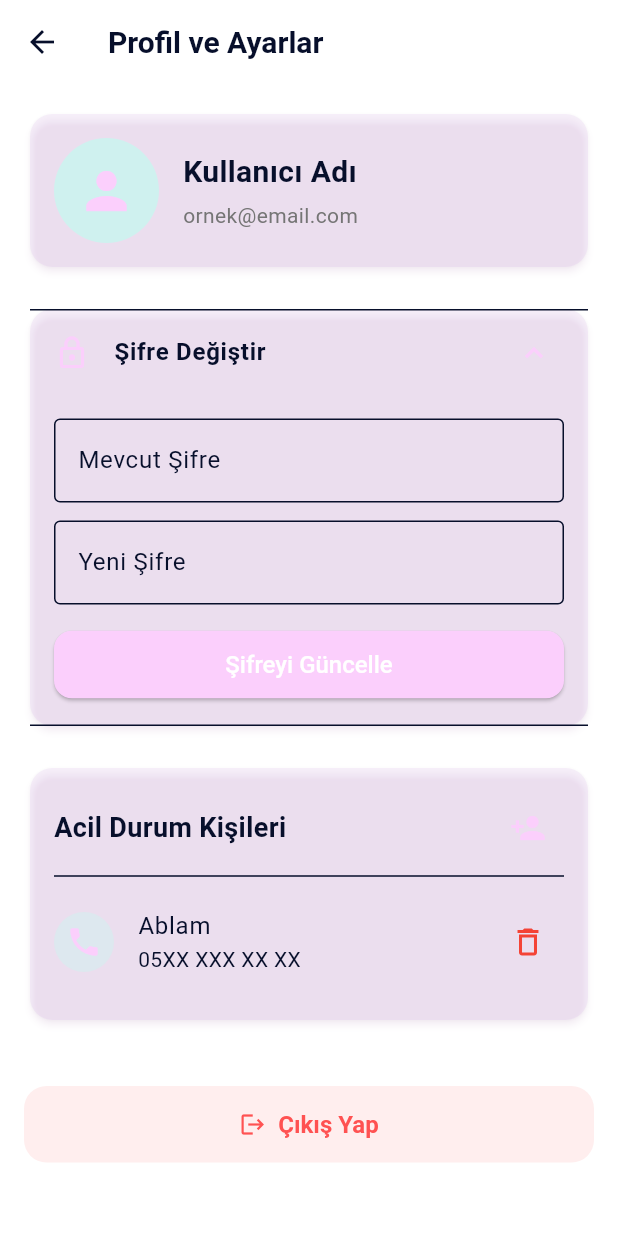
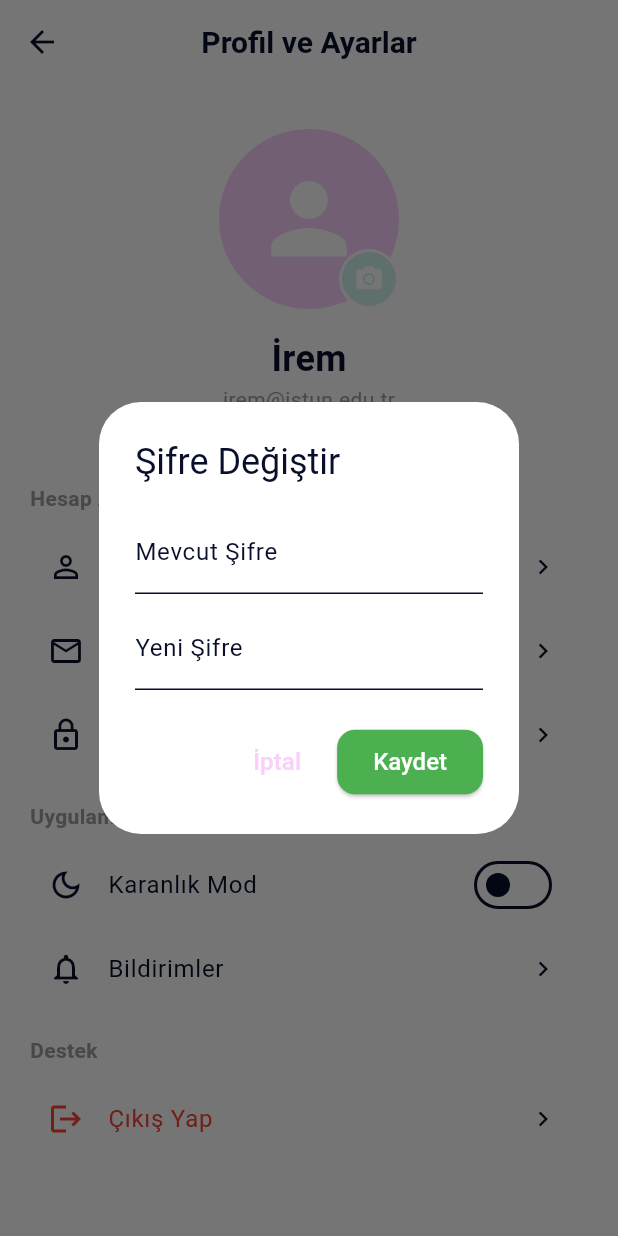
Before and after one commit to elifcerenaslan/empathConnect, a Flutter app: the ProfileView screen opened directly, after a tap on "Şifre Değiştir", on a phone screen of 412 x 824 dp. Run offline on Flutter 3.47's test engine with Material 3 defaults, Android fonts, the phone set to English and light mode, and no system bars; our stand-ins replace geocoding, google_maps_flutter, image_picker, just_audio, shared_preferences; accounts and stored records are empty.

Commit message:
profil ve ayarlar kısmı düzenlendi butonlar aktifleştirildi

```diff
--- a/lib/features/profile/view/profile_view.dart
+++ b/lib/features/profile/view/profile_view.dart
@@ -1,177 +1,301 @@
+import 'dart:io';
 import 'package:flutter/material.dart';
+import 'package:provider/provider.dart';
+import 'package:image_picker/image_picker.dart';
+import '../../../core/providers/theme_provider.dart';
 
-class ProfileView extends StatelessWidget {
+class ProfileView extends StatefulWidget {
   const ProfileView({super.key});
 
   @override
-  Widget build(BuildContext context) {
-    final colorScheme = Theme.of(context).colorScheme;
+  State<ProfileView> createState() => _ProfileViewState();
+}
 
-    return Scaffold(
-      appBar: AppBar(
-        title: const Text('Profil ve Ayarlar'),
-        backgroundColor: colorScheme.surface,
-        elevation: 0,
+class _ProfileViewState extends State<ProfileView> {
+  // --- HAFIZA DEĞİŞKENLERİ ---
+  File? _image;
+  final ImagePicker _picker = ImagePicker();
+
+  String _username = "İrem";
+  String _email = "irem@istun.edu.tr";
+
+  bool _notifyMood = true;
+  bool _notifyBreathing = false; // EKSİKLİK GİDERİLDİ
+  bool _notifyCommunity = true;
+
+  // --- FOTOĞRAF SEÇME ---
+  Future<void> _pickImage(ImageSource source) async {
+    try {
+      final XFile? pickedFile = await _picker.pickImage(source: source);
+      if (pickedFile != null) {
+        setState(() {
+          _image = File(pickedFile.path);
+        });
+        if (mounted) Navigator.pop(context);
+      }
+    } catch (e) {
+      debugPrint("Hata: $e");
+    }
+  }
+
+  void _showPhotoOptions() {
+    showModalBottomSheet(
+      context: context,
+      shape: const RoundedRectangleBorder(borderRadius: BorderRadius.vertical(top: Radius.circular(20))),
+      builder: (context) => SafeArea(
+        child: Wrap(
+          children: [
+            ListTile(
+              leading: const Icon(Icons.camera_alt),
+              title: const Text('Kameradan Çek'),
+              onTap: () => _pickImage(ImageSource.camera),
             ),
-      body: SingleChildScrollView(
-        padding: const EdgeInsets.all(16.0),
-        child: Column(
-          crossAxisAlignment: CrossAxisAlignment.stretch,
-          children: [
-            // 1. KULLANICI BİLGİLERİ KARTI
-            Card(
-              elevation: 2,
-              shape: RoundedRectangleBorder(borderRadius: BorderRadius.circular(15)),
-              child: Padding(
-                padding: const EdgeInsets.all(16.0),
-                child: Row(
-                  children: [
-                    CircleAvatar(
-                      radius: 35,
-                      backgroundColor: colorScheme.secondary, // Nane Yeşili
-                      child: Icon(Icons.person, size: 40, color: colorScheme.primary),
-                    ),
-                    const SizedBox(width: 16),
-                    Expanded(
-                      child: Column(
-                        crossAxisAlignment: CrossAxisAlignment.start,
-                        children: [
-                          const Text(
-                            'Kullanıcı Adı',
-                            style: TextStyle(fontSize: 20, fontWeight: FontWeight.bold),
-                          ),
-                          const SizedBox(height: 4),
-                          Text(
-                            'ornek@email.com',
-                            style: TextStyle(fontSize: 14, color: Colors.grey[600]),
+            ListTile(
+              leading: const Icon(Icons.photo_library),
+              title: const Text('Galeriden Seç'),
+              onTap: () => _pickImage(ImageSource.gallery),
             ),
           ],
         ),
       ),
-                  ],
+    );
+  }
+
+  // --- DİALOG PENCERELERİ ---
+  void _showUsernameChangeDialog() {
+    final TextEditingController controller = TextEditingController(text: _username);
+    showDialog(
+      context: context,
+      builder: (context) => AlertDialog(
+        title: const Text("Kullanıcı Adını Değiştir"),
+        content: TextField(
+          controller: controller,
+          decoration: const InputDecoration(labelText: "Yeni Kullanıcı Adı"),
         ),
-              ),
-            ),
-            const SizedBox(height: 20),
-
-            // 2. ŞİFRE DEĞİŞTİRME ALANI (Genişleyebilir Menü)
-            Card(
-              elevation: 2,
-              shape: RoundedRectangleBorder(borderRadius: BorderRadius.circular(15)),
-              child: ExpansionTile(
-                leading: Icon(Icons.lock_outline, color: colorScheme.primary),
-                title: const Text('Şifre Değiştir', style: TextStyle(fontWeight: FontWeight.bold)),
-                children: [
-                  Padding(
-                    padding: const EdgeInsets.all(16.0),
-                    child: Column(
-                      children: [
-                        TextFormField(
-                          obscureText: true,
-                          decoration: InputDecoration(
-                            labelText: 'Mevcut Şifre',
-                            border: const OutlineInputBorder(),
-                            focusedBorder: OutlineInputBorder(
-                              borderSide: BorderSide(color: colorScheme.primary, width: 2),
-                            ),
-                          ),
-                        ),
-                        const SizedBox(height: 12),
-                        TextFormField(
-                          obscureText: true,
-                          decoration: InputDecoration(
-                            labelText: 'Yeni Şifre',
-                            border: const OutlineInputBorder(),
-                            focusedBorder: OutlineInputBorder(
-                              borderSide: BorderSide(color: colorScheme.primary, width: 2),
-                            ),
-                          ),
-                        ),
-                        const SizedBox(height: 16),
+        actions: [
+          TextButton(onPressed: () => Navigator.pop(context), child: const Text("İptal")),
           ElevatedButton(
-                          style: ElevatedButton.styleFrom(
-                            backgroundColor: colorScheme.primary,
-                            minimumSize: const Size(double.infinity, 45), // Butonu tam genişlik yapar
-                          ),
             onPressed: () {
-                            debugPrint("Şifre güncelleme tıklandı");
+              setState(() { _username = controller.text; });
+              Navigator.pop(context);
+              ScaffoldMessenger.of(context).showSnackBar(const SnackBar(content: Text("Kullanıcı adı güncellendi!")));
             },
-                          child: const Text('Şifreyi Güncelle', style: TextStyle(color: Colors.white)),
+            child: const Text("Kaydet")
           ),
         ],
       ),
-                  )
+    );
+  }
+
+  void _showEmailChangeDialog() {
+    final TextEditingController controller = TextEditingController(text: _email);
+    showDialog(
+      context: context,
+      builder: (context) => AlertDialog(
+        title: const Text("E-Posta Değiştir"),
+        content: TextField(
+          controller: controller,
+          keyboardType: TextInputType.emailAddress,
+          decoration: const InputDecoration(labelText: "Yeni E-Posta Adresi"),
+        ),
+        actions: [
+          TextButton(onPressed: () => Navigator.pop(context), child: const Text("İptal")),
+          ElevatedButton(
+            onPressed: () {
+              setState(() { _email = controller.text; });
+              Navigator.pop(context);
+              ScaffoldMessenger.of(context).showSnackBar(const SnackBar(content: Text("E-Posta güncellendi!")));
+            },
+            child: const Text("Kaydet")
+          ),
         ],
       ),
+    );
+  }
+
+  void _showPasswordChangeDialog() {
+    showDialog(
+      context: context,
+      builder: (context) => AlertDialog(
+        title: const Text("Şifre Değiştir"),
+        content: Column(
+          mainAxisSize: MainAxisSize.min,
+          children: [
+            TextField(obscureText: true, decoration: const InputDecoration(labelText: "Mevcut Şifre")),
+            const SizedBox(height: 8),
+            TextField(obscureText: true, decoration: const InputDecoration(labelText: "Yeni Şifre")),
+          ],
         ),
-            const SizedBox(height: 20),
+        actions: [
+          TextButton(onPressed: () => Navigator.pop(context), child: const Text("İptal")),
+          ElevatedButton(
+            onPressed: () {
+              Navigator.pop(context);
+              ScaffoldMessenger.of(context).showSnackBar(const SnackBar(content: Text("Şifreniz güncellendi!")));
+            },
+            child: const Text("Kaydet")
+          ),
+        ],
+      ),
+    );
+  }
 
-            // 3. ACİL DURUM KİŞİLERİ (SOS KISMI İÇİN)
-            Card(
-              elevation: 2,
-              shape: RoundedRectangleBorder(borderRadius: BorderRadius.circular(15)),
-              child: Padding(
-                padding: const EdgeInsets.all(16.0),
-                child: Column(
-                  crossAxisAlignment: CrossAxisAlignment.start,
+  void _showNotificationsDialog() {
+    showDialog(
+      context: context,
+      builder: (context) {
+        return StatefulBuilder(
+          builder: (context, setStateDialog) {
+            return AlertDialog(
+              title: const Text("Bildirim Tercihleri"),
+              content: Column(
+                mainAxisSize: MainAxisSize.min,
                 children: [
-                    Row(
-                      mainAxisAlignment: MainAxisAlignment.spaceBetween,
-                      children: [
-                        const Text(
-                          'Acil Durum Kişileri',
-                          style: TextStyle(fontSize: 18, fontWeight: FontWeight.bold),
+                  SwitchListTile(
+                    title: const Text("Günlük Duygu Takibi"),
+                    subtitle: const Text("Her akşam nasıl hissettiğini sorarız.", style: TextStyle(fontSize: 12)),
+                    value: _notifyMood,
+                    onChanged: (val) {
+                      setStateDialog(() => _notifyMood = val);
+                      setState(() => _notifyMood = val);
+                    },
                   ),
-                        IconButton(
-                          icon: Icon(Icons.person_add, color: colorScheme.primary),
-                          onPressed: () {
-                            debugPrint("Yeni kişi ekleme penceresi açılacak");
+                  // EKSİKLİK GİDERİLDİ: Nefes egzersizi eklendi
+                  SwitchListTile(
+                    title: const Text("Nefes Egzersizi"),
+                    subtitle: const Text("Stres anlarında hatırlatıcı gönderir.", style: TextStyle(fontSize: 12)),
+                    value: _notifyBreathing,
+                    onChanged: (val) {
+                      setStateDialog(() => _notifyBreathing = val);
+                      setState(() => _notifyBreathing = val);
+                    },
+                  ),
+                  SwitchListTile(
+                    title: const Text("Topluluk Mesajları"),
+                    subtitle: const Text("Yeni destek mesajlarında uyarır.", style: TextStyle(fontSize: 12)),
+                    value: _notifyCommunity,
+                    onChanged: (val) {
+                      setStateDialog(() => _notifyCommunity = val);
+                      setState(() => _notifyCommunity = val);
                     },
                   ),
                 ],
               ),
-                    const Divider(),
-                    // Örnek Kayıtlı Kişi 1
-                    ListTile(
-                      contentPadding: EdgeInsets.zero,
-                      leading: CircleAvatar(
-                        backgroundColor: colorScheme.secondary.withValues(alpha: 0.5),
-                        child: Icon(Icons.phone, color: colorScheme.primary),
+              actions: [
+                TextButton(onPressed: () => Navigator.pop(context), child: const Text("Kapat")),
+              ],
+            );
+          }
+        );
+      },
+    );
+  }
+
+  @override
+  Widget build(BuildContext context) {
+    final themeProvider = context.watch<ThemeProvider>();
+
+    return Scaffold(
+      appBar: AppBar(title: const Text('Profil ve Ayarlar'), centerTitle: true),
+      body: SingleChildScrollView(
+        child: Column(
+          children: [
+            const SizedBox(height: 30),
+
+            // --- PROFİL FOTOĞRAFI ALANI ---
+            Center(
+              child: Column(
+                children: [
+                  Stack(
+                    alignment: Alignment.bottomRight,
+                    children: [
+                      CircleAvatar(
+                        radius: 60,
+                        backgroundColor: Theme.of(context).colorScheme.primary,
+                        backgroundImage: _image != null ? FileImage(_image!) : null,
+                        child: _image == null
+                            ? const Icon(Icons.person, size: 75, color: Colors.white)
+                            : null,
                       ),
-                      title: const Text('Ablam'),
-                      subtitle: const Text('05XX XXX XX XX'),
-                      trailing: IconButton(
-                        icon: const Icon(Icons.delete_outline, color: Colors.red),
-                        onPressed: () {
-                          debugPrint("Kişi silindi");
-                        },
+                      GestureDetector(
+                        onTap: _showPhotoOptions,
+                        child: Container(
+                          padding: const EdgeInsets.all(8),
+                          decoration: BoxDecoration(
+                            color: Theme.of(context).colorScheme.secondary,
+                            shape: BoxShape.circle,
+                            border: Border.all(color: Colors.white, width: 2),
+                          ),
+                          child: const Icon(Icons.camera_alt, size: 20, color: Colors.white),
                         ),
                       ),
                     ],
                   ),
+                  const SizedBox(height: 16),
+                  Text(_username, style: const TextStyle(fontSize: 24, fontWeight: FontWeight.bold)),
+                  Text(_email, style: const TextStyle(fontSize: 14, color: Colors.grey)),
+                ],
               ),
             ),
+            const SizedBox(height: 30),
+
+            // --- AYARLAR ---
+            _buildSection(context, "Hesap Ayarları", [
+              _buildSettingTile(context, Icons.person_outline, "Kullanıcı Adını Değiştir", onTap: _showUsernameChangeDialog),
+              _buildSettingTile(context, Icons.email_outlined, "E-Posta Değiştir", onTap: _showEmailChangeDialog),
+              // EKSİKLİK GİDERİLDİ: Şifre değiştirme butonu aktifleştirildi
+              _buildSettingTile(context, Icons.lock_outline, "Şifre Değiştir", onTap: _showPasswordChangeDialog),
+            ]),
+
+            _buildSection(context, "Uygulama Tercihleri", [
+              _buildSettingTile(
+                context,
+                Icons.dark_mode_outlined,
+                "Karanlık Mod",
+                trailing: Switch(
+                  value: themeProvider.isDarkMode,
+                  onChanged: (v) => themeProvider.toggleTheme(),
+                ),
+              ),
+              _buildSettingTile(context, Icons.notifications_outlined, "Bildirimler", onTap: _showNotificationsDialog),
+            ]),
+
+            _buildSection(context, "Destek", [
+              _buildSettingTile(context, Icons.logout, "Çıkış Yap", color: Colors.red, onTap: () => Navigator.pop(context)),
+            ]),
+
             const SizedBox(height: 40),
-
-            // 4. ÇIKIŞ YAP BUTONU
-            ElevatedButton.icon(
-              style: ElevatedButton.styleFrom(
-                backgroundColor: Colors.redAccent.withValues(alpha: 0.1), // Hafif kırmızı arka plan
-                foregroundColor: Colors.redAccent, // Kırmızı yazı ve ikon
-                elevation: 0,
-                padding: const EdgeInsets.symmetric(vertical: 16),
-                shape: RoundedRectangleBorder(borderRadius: BorderRadius.circular(15)),
-              ),
-              icon: const Icon(Icons.logout),
-              label: const Text('Çıkış Yap', style: TextStyle(fontSize: 16, fontWeight: FontWeight.bold)),
-              onPressed: () {
-                debugPrint("Çıkış yapıldı");
-              },
-            ),
-
-          ], // <-- Senin kodunda eksik olan yer burası ve aşağısıydı
+          ],
         ),
       ),
     );
   }
+
+  Widget _buildSection(BuildContext context, String title, List<Widget> items) {
+    return Column(
+      crossAxisAlignment: CrossAxisAlignment.start,
+      children: [
+        Padding(
+          padding: const EdgeInsets.fromLTRB(20, 16, 20, 8),
+          child: Text(title, style: const TextStyle(fontWeight: FontWeight.bold, color: Colors.grey)),
+        ),
+        Card(
+          margin: const EdgeInsets.symmetric(horizontal: 16),
+          elevation: 0,
+          color: Theme.of(context).colorScheme.surfaceVariant.withOpacity(0.3),
+          shape: RoundedRectangleBorder(borderRadius: BorderRadius.circular(15)),
+          child: Column(children: items),
+        ),
+      ],
+    );
   }
+
+  Widget _buildSettingTile(BuildContext context, IconData icon, String title, {Widget? trailing, Color? color, VoidCallback? onTap}) {
+    return ListTile(
+      leading: Icon(icon, color: color ?? Theme.of(context).colorScheme.onSurface),
+      title: Text(title, style: TextStyle(color: color)),
+      trailing: trailing ?? const Icon(Icons.chevron_right, size: 20),
+      onTap: onTap,
+    );
+  }
+}
--- a/pubspec.yaml
+++ b/pubspec.yaml
@@ -49,6 +49,7 @@ dependencies:
   url_launcher: ^6.3.2
   google_maps_flutter: ^2.17.0
   geocoding: ^4.0.0
+  image_picker: ^1.2.1
 
 dev_dependencies:
   flutter_test:
```
Also changed, not shown: lib/features/home/view/home_view.dart (+43 -28 lines), pubspec.lock, 3 other files. Lines whose indentation alone changed are shown as unchanged.
